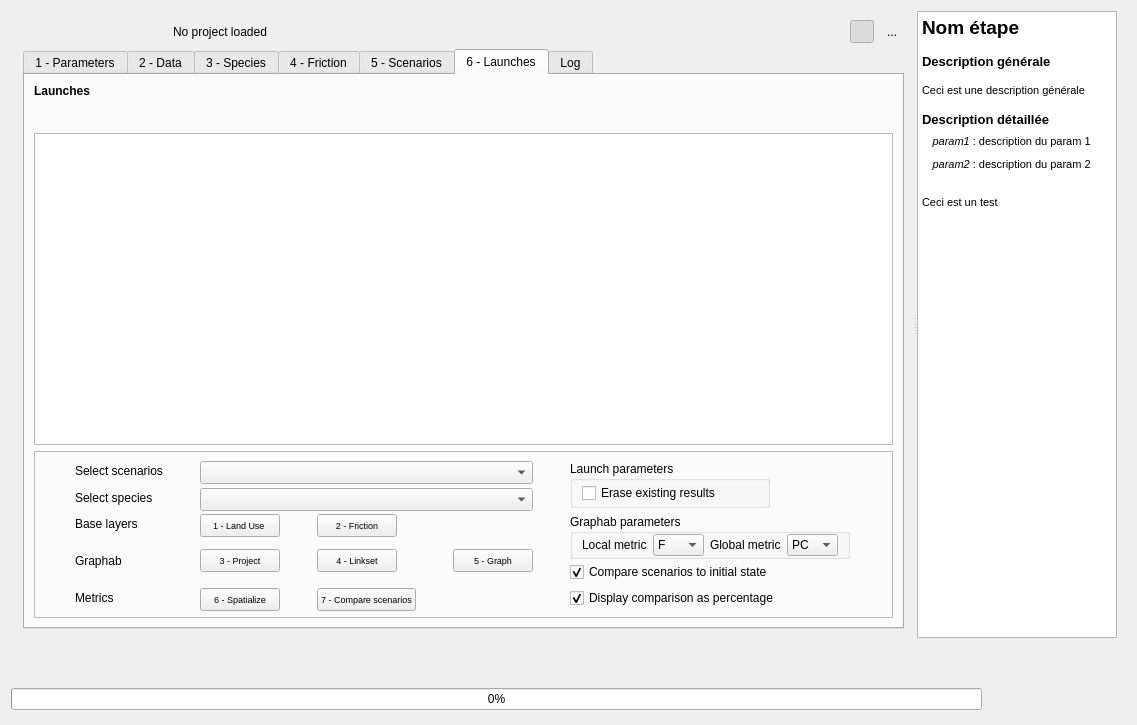
Above: ui/erc_tvb_plugin_dialog_base.ui from MathieuChailloux/MitiConnect before the change. Below: the same form after it.
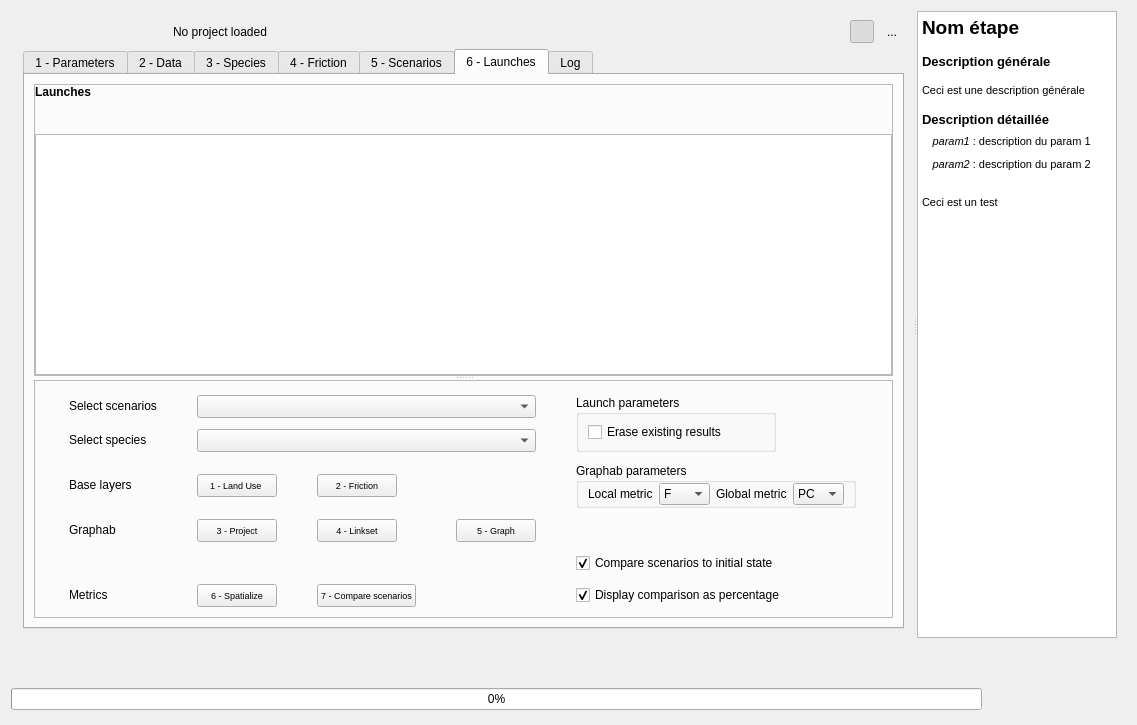
That is the form after the change. The open tabs and pages were chosen to show the change. Icons and pictures are not drawn. Custom widgets are drawn as their Qt base class.

Commit message: Update launches tab splitter + change name ERC-TVB to MitiConnect

The edit to the form file:
```diff
--- a/ui/erc_tvb_plugin_dialog_base.ui
+++ b/ui/erc_tvb_plugin_dialog_base.ui
@@ -83,8 +83,8 @@
            <rect>
             <x>0</x>
             <y>0</y>
-            <width>895</width>
-            <height>624</height>
+            <width>902</width>
+            <height>631</height>
            </rect>
           </property>
           <property name="sizePolicy">
@@ -1892,7 +1892,7 @@
                  <property name="frameShadow">
                   <enum>QFrame::Raised</enum>
                  </property>
-                 <layout class="QVBoxLayout" name="verticalLayout_2">
+                 <layout class="QGridLayout" name="gridLayout_19">
                   <property name="leftMargin">
                    <number>0</number>
                   </property>
@@ -1905,7 +1905,44 @@
                   <property name="bottomMargin">
                    <number>0</number>
                   </property>
-                  <item>
+                  <item row="0" column="0">
+                   <widget class="QSplitter" name="splitter_5">
+                    <property name="orientation">
+                     <enum>Qt::Vertical</enum>
+                    </property>
+                    <widget class="QFrame" name="frame_2">
+                     <property name="sizePolicy">
+                      <sizepolicy hsizetype="Preferred" vsizetype="Expanding">
+                       <horstretch>0</horstretch>
+                       <verstretch>0</verstretch>
+                      </sizepolicy>
+                     </property>
+                     <property name="minimumSize">
+                      <size>
+                       <width>0</width>
+                       <height>150</height>
+                      </size>
+                     </property>
+                     <property name="frameShape">
+                      <enum>QFrame::StyledPanel</enum>
+                     </property>
+                     <property name="frameShadow">
+                      <enum>QFrame::Raised</enum>
+                     </property>
+                     <layout class="QGridLayout" name="gridLayout_18">
+                      <property name="leftMargin">
+                       <number>0</number>
+                      </property>
+                      <property name="topMargin">
+                       <number>0</number>
+                      </property>
+                      <property name="rightMargin">
+                       <number>0</number>
+                      </property>
+                      <property name="bottomMargin">
+                       <number>0</number>
+                      </property>
+                      <item row="0" column="0">
                    <widget class="QLabel" name="label_32">
                     <property name="sizePolicy">
                      <sizepolicy hsizetype="Fixed" vsizetype="Fixed">
@@ -1925,7 +1962,7 @@
                     </property>
                    </widget>
                   </item>
-                  <item>
+                      <item row="1" column="0">
                    <widget class="QFrame" name="frame_8">
                     <property name="sizePolicy">
                      <sizepolicy hsizetype="Expanding" vsizetype="Fixed">
@@ -2088,7 +2125,7 @@
                     </layout>
                    </widget>
                   </item>
-                  <item>
+                      <item row="2" column="0">
                    <widget class="QTableView" name="launchesView">
                     <property name="sizePolicy">
                      <sizepolicy hsizetype="Expanding" vsizetype="Expanding">
@@ -2119,10 +2156,14 @@
                     </property>
                    </widget>
                   </item>
-                  <item>
+                     </layout>
+                    </widget>
                    <widget class="QFrame" name="frame_15">
+                     <property name="enabled">
+                      <bool>true</bool>
+                     </property>
                     <property name="sizePolicy">
-                     <sizepolicy hsizetype="Preferred" vsizetype="Fixed">
+                      <sizepolicy hsizetype="Preferred" vsizetype="Minimum">
                       <horstretch>0</horstretch>
                       <verstretch>0</verstretch>
                      </sizepolicy>
@@ -2136,7 +2177,7 @@
                     <property name="maximumSize">
                      <size>
                       <width>16777215</width>
-                      <height>167</height>
+                       <height>16777215</height>
                      </size>
                     </property>
                     <property name="frameShape">
@@ -2146,6 +2187,18 @@
                      <enum>QFrame::Raised</enum>
                     </property>
                     <layout class="QGridLayout" name="gridLayout_17">
+                      <property name="leftMargin">
+                       <number>0</number>
+                      </property>
+                      <property name="topMargin">
+                       <number>9</number>
+                      </property>
+                      <property name="rightMargin">
+                       <number>0</number>
+                      </property>
+                      <property name="bottomMargin">
+                       <number>0</number>
+                      </property>
                      <item row="0" column="0">
                       <widget class="QLabel" name="bufferInGroupLabel_18">
                        <property name="sizePolicy">
@@ -2349,7 +2402,7 @@
                        </property>
                       </widget>
                      </item>
-                     <item row="2" column="4" rowspan="2">
+                      <item row="2" column="4">
                       <widget class="QgsCollapsibleGroupBox" name="graphabParamsGroup_2">
                        <property name="sizePolicy">
                         <sizepolicy hsizetype="Preferred" vsizetype="Preferred">
@@ -2458,7 +2511,7 @@
                        </layout>
                       </widget>
                      </item>
-                     <item row="3" column="0" rowspan="2">
+                      <item row="3" column="0">
                       <widget class="QLabel" name="bufferInGroupLabel_21">
                        <property name="sizePolicy">
                         <sizepolicy hsizetype="Fixed" vsizetype="Fixed">
@@ -2471,7 +2524,7 @@
                        </property>
                       </widget>
                      </item>
-                     <item row="3" column="1" rowspan="2">
+                      <item row="3" column="1">
                       <widget class="QPushButton" name="projectRun">
                        <property name="sizePolicy">
                         <sizepolicy hsizetype="Fixed" vsizetype="Fixed">
@@ -2511,7 +2564,7 @@
                        </property>
                       </widget>
                      </item>
-                     <item row="3" column="2" rowspan="2">
+                      <item row="3" column="2">
                       <widget class="QPushButton" name="linksetRun">
                        <property name="sizePolicy">
                         <sizepolicy hsizetype="Fixed" vsizetype="Fixed">
@@ -2551,7 +2604,7 @@
                        </property>
                       </widget>
                      </item>
-                     <item row="3" column="3" rowspan="2">
+                      <item row="3" column="3">
                       <widget class="QPushButton" name="graphRun">
                        <property name="sizePolicy">
                         <sizepolicy hsizetype="Fixed" vsizetype="Fixed">
@@ -2718,6 +2771,7 @@
                      </item>
                     </layout>
                    </widget>
+                   </widget>
                   </item>
                  </layout>
                 </widget>
```
Left out of the diff: 12 changed lines with no effect on the pictures. Lines whose indentation alone changed are shown as unchanged. The commit also changes 16 other files.
